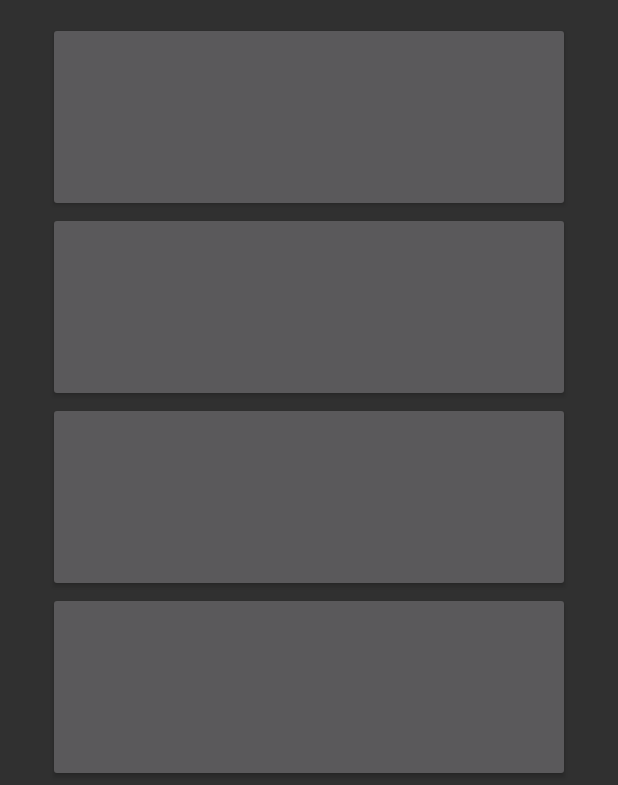
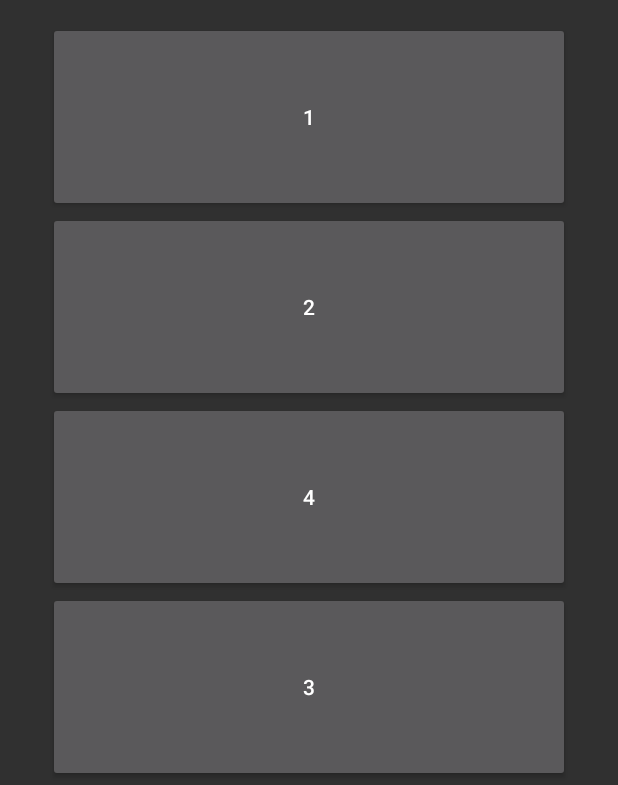
Before and after one commit to donikapeneva/Movie_Game, an Android app: the RegularQuestionActivity screen opened directly, with no data from a screen before it, on a phone screen of 412 x 824 dp. Shown: the part 406-1191 px from the top of the screen. Run offline under Robolectric (Android 15) with nearby library versions, the phone set to English and light mode, and no system bars; 1 statement that could not run was skipped.

Commit message:
Have changed a method U used, so i undid the changes

```diff
--- a/app/src/main/java/com/example/dpene/database/RegularQuestionActivity.java
+++ b/app/src/main/java/com/example/dpene/database/RegularQuestionActivity.java
@@ -2,12 +2,73 @@ package com.example.dpene.database;
 
 import android.support.v7.app.AppCompatActivity;
 import android.os.Bundle;
+import android.widget.Button;
+import android.widget.TextView;
+
+import com.example.dpene.database.model.Player;
+import com.example.dpene.database.model.RegularQuestion;
+import com.example.dpene.database.model.dao.RegularQuestionDAO;
+
+import java.util.ArrayList;
+import java.util.Arrays;
+import java.util.Collections;
+import java.util.Random;
 
 public class RegularQuestionActivity extends AppCompatActivity {
+
+    private TextView regQuestionTextView;
+    private Button answer1_button;
+    private Button answer2_button;
+    private Button answer3_button;
+    private Button answer4_button;
+    private Player currentPlayer;
+    private RegularQuestionDAO regularQuestionDAO;
 
     @Override
     protected void onCreate(Bundle savedInstanceState) {
         super.onCreate(savedInstanceState);
         setContentView(R.layout.activity_regular_question);
+
+        regQuestionTextView = (TextView) findViewById(R.id.regular_question_text);
+        answer1_button = (Button) findViewById(R.id.answer1_button);
+        answer2_button = (Button) findViewById(R.id.answer2_button);
+        answer3_button = (Button) findViewById(R.id.answer3_button);
+        answer4_button = (Button) findViewById(R.id.answer4_button);
+
+        //TODO initialize currentPlayer
+       /* regularQuestionDAO = new RegularQuestionDAO(this);
+        RegularQuestion regularQuestion = regularQuestionDAO.getRegularQuestion(currentPlayer.getReachedQuestionId());
+
+        regQuestionTextView.setText(regularQuestion.getQuestion());
+
+        ArrayList<String> answers = new ArrayList<String>();
+        answers.add(regularQuestion.getRightAnswer());
+        String[] wrongAnswers = regularQuestion.getWrongAnswers();
+        for(int i = 0; i < wrongAnswers.length; i++){
+            answers.add(wrongAnswers[i]);
+        }*/
+
+        String[] wrongAnswers = {"1", "2", "3", "4"};
+        ArrayList<String> answers = new ArrayList<String>();
+        for(int i = 0; i < wrongAnswers.length; i++){
+            answers.add(wrongAnswers[i]);
+        }
+        Integer[] cases = {1,2,3,4};
+        Collections.shuffle(Arrays.asList(cases));
+        for(int i = 0; i <= answers.size(); i++){
+            int r = cases[i];
+            switch(r){
+                case 1: answer1_button.setText(answers.get(i));
+                    break;
+                case 2: answer2_button.setText(answers.get(i));
+                    break;
+                case 3: answer3_button.setText(answers.get(i));
+                    break;
+                case 4: answer4_button.setText(answers.get(i));
+                    break;
+            }
+        }
+
+
     }
 }
--- a/app/src/main/java/com/example/dpene/database/model/Player.java
+++ b/app/src/main/java/com/example/dpene/database/model/Player.java
@@ -14,7 +14,8 @@ public class Player {
     private String email;
     private Level reachedLevel;
     private int indexOfReachedLevel; //TODO change it to long idOfReachedLevel
-    private int reachedQuestion; // TODO change it to long idOfReachedQuestion
+    private int reachedQuestion;
+    private long reachedQuestionId;
     private List<Level> levels;
     private int lives;
 
@@ -92,6 +93,10 @@ public class Player {
         return this.reachedQuestion;
     }
 
+    public long getReachedQuestionId(){
+        return this.reachedQuestionId;
+    }
+
     //TODO where do we use it and change implementation
     private void loseLife() {
         if (this.lives == 0) {
@@ -101,7 +106,6 @@ public class Player {
         }
     }
 
-    //TODO do we use that?
     private void goAhead() {
         if (this.reachedQuestion == this.reachedLevel.getQuestionSize() - 1) {
             this.levelUp();
@@ -110,7 +114,6 @@ public class Player {
         }
     }
 
-    //TODO how and where do we use that
     private void levelUp() {
         if (this.indexOfReachedLevel == this.levels.size() - 1) {
         } else {
--- a/app/src/main/java/com/example/dpene/database/model/dao/RegularQuestionDAO.java
+++ b/app/src/main/java/com/example/dpene/database/model/dao/RegularQuestionDAO.java
@@ -60,7 +60,6 @@ public class RegularQuestionDAO implements IRegularQuestionDAO {
             cursor.moveToFirst();
         }
 
-        //String question, String rightAnswer, String wrong1, String wrong2, String wrong3, long levelId, long nextQ
         String question = cursor.getString(cursor.getColumnIndex(dh.QUESTION_TEXT));
         String rightAnser = cursor.getString(cursor.getColumnIndex(dh.RIGHT_ANS));
         String wrong1 = cursor.getString(cursor.getColumnIndex(dh.WRONG_ANS_1));
--- a/app/src/main/res/layout/activity_regular_question.xml
+++ b/app/src/main/res/layout/activity_regular_question.xml
@@ -11,7 +11,7 @@
     tools:context=".RegularQuestionActivity">
 
     <TextView
-        android:id="@+id/regular_question"
+        android:id="@+id/regular_question_text"
         android:layout_width="match_parent"
         android:layout_height="0dp"
         android:layout_weight="1"
```
